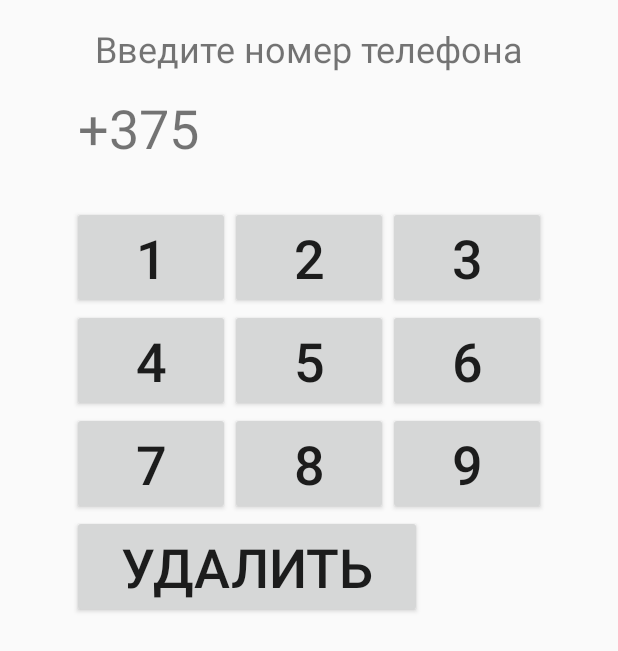
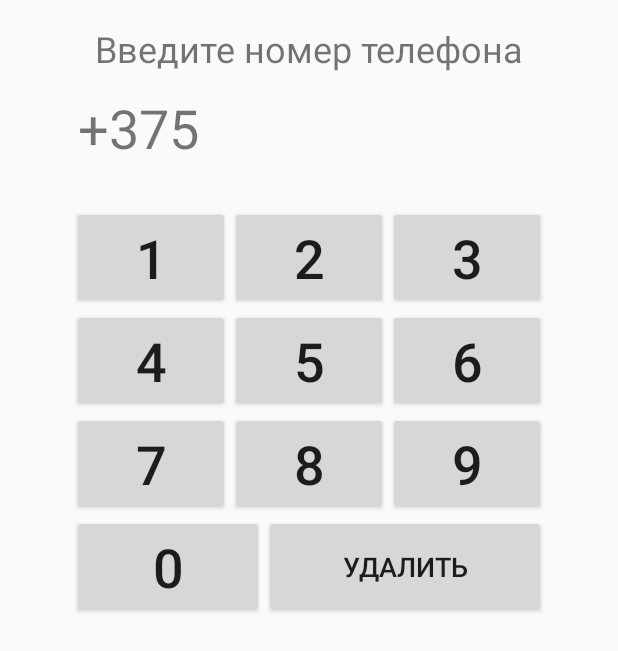
Before and after one commit to AntonButov/print, an Android app: the screen it shows after launch (LoginActivity), on a phone screen of 412 x 824 dp. Shown: the top 651 px of the screen. Run offline under Robolectric (Android 15) with nearby library versions, the phone set to English and light mode, and no system bars; our stand-ins replace Firebase (no records; nobody signed in at launch, a user with empty details on screens opened directly); 1 statement that could not run was skipped.

Commit message:
Добавил 0

```diff
--- a/app/build.gradle
+++ b/app/build.gradle
@@ -9,8 +9,8 @@ android {
         applicationId "pro.butovanton.print"
         minSdkVersion 16
         targetSdkVersion 29
-        versionCode 3
-        versionName "1.2"
+        versionCode 5
+        versionName "1.4"
 
         testInstrumentationRunner "androidx.test.runner.AndroidJUnitRunner"
     }
--- a/app/src/main/java/pro/butovanton/print/LoginActivity.java
+++ b/app/src/main/java/pro/butovanton/print/LoginActivity.java
@@ -27,6 +27,13 @@ public class LoginActivity extends AppCompatActivity {
                 pref.saveTel(textViewTel.getText().toString());
                 finish();
             }
+        });
+
+        final Button button1 = findViewById(R.id.button0);
+        button1.setOnClickListener(new View.OnClickListener() {
+            @Override
+            public void onClick(View v) {
+                addNum("0");                    }
         });
 
         final Button button1 = findViewById(R.id.button1);
--- a/app/src/main/java/pro/butovanton/print/MainActivity.java
+++ b/app/src/main/java/pro/butovanton/print/MainActivity.java
@@ -95,7 +95,6 @@ public class MainActivity extends AppCompatActivity  {
         buttonUpload.setOnClickListener(new View.OnClickListener() {
             @Override
             public void onClick(View v) {
-
                 Intent i = new Intent();
                 i.setType("image/*");
                 i.setAction(Intent.ACTION_GET_CONTENT);
--- a/app/src/main/res/layout/activity_login.xml
+++ b/app/src/main/res/layout/activity_login.xml
@@ -178,13 +178,24 @@
             app:layout_constraintTop_toBottomOf="@+id/linearLayout3">
 
             <Button
-                android:id="@+id/buttonDel"
+                android:id="@+id/button0"
                 android:layout_width="wrap_content"
                 android:layout_height="wrap_content"
                 android:layout_weight="3"
                 android:gravity="center"
+                android:text="0"
+                android:textSize="36sp" />
+
+            <Button
+                android:id="@+id/buttonDel"
+                android:layout_width="wrap_content"
+                android:layout_height="match_parent"
+                android:layout_weight="6"
+                android:gravity="center"
                 android:text="Удалить"
-                android:textSize="36sp" />
+                android:textSize="18sp" />
+
+
 
 
         </LinearLayout>
```
